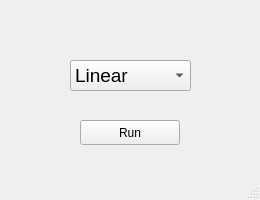
Old version of the form ui/mainWindow.ui in the repository ayham-1/GraphSolver.
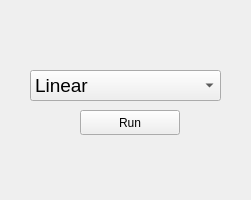
New version of the form. Icons and pictures are not drawn.

The edit to the form file:
```diff
--- a/ui/mainWindow.ui
+++ b/ui/mainWindow.ui
@@ -6,7 +6,7 @@
    <rect>
     <x>0</x>
     <y>0</y>
-    <width>260</width>
+    <width>251</width>
     <height>200</height>
    </rect>
   </property>
@@ -33,9 +33,9 @@
    <widget class="QComboBox" name="equation_combo">
     <property name="geometry">
      <rect>
-      <x>70</x>
-      <y>60</y>
-      <width>121</width>
+      <x>30</x>
+      <y>70</y>
+      <width>191</width>
       <height>31</height>
      </rect>
     </property>
@@ -59,7 +59,7 @@
     <property name="geometry">
      <rect>
       <x>80</x>
-      <y>120</y>
+      <y>110</y>
       <width>100</width>
       <height>25</height>
      </rect>
@@ -78,7 +78,6 @@
     </property>
    </widget>
   </widget>
-  <widget class="QStatusBar" name="statusbar"/>
  </widget>
  <resources/>
  <connections/>
```
Left out of the diff: 4 changed lines with no effect on the pictures.
